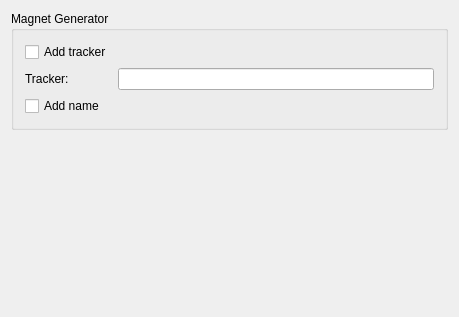
First picture: the form in plugins/magnetgenerator/magnetgeneratorprefwidget.ui, repository KDE/ktorrent, before the edit.
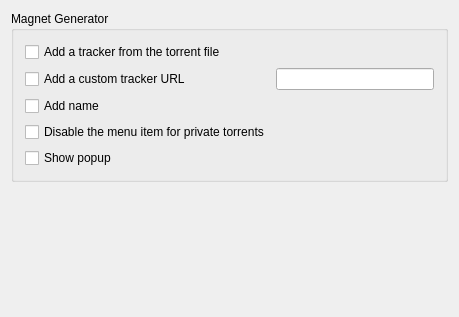
Second picture: the form after the edit.

```diff
--- a/plugins/magnetgenerator/magnetgeneratorprefwidget.ui
+++ b/plugins/magnetgenerator/magnetgeneratorprefwidget.ui
@@ -40,17 +40,17 @@
 		   <string>Toggles if the tracker will be a part of the magnet link</string>
 		  </property>
 		  <property name="text">
-		   <string>Add tracker</string>
+           <string>Add a tracker from the torrent file</string>
 		  </property>
 		 </widget>
 		</item>
         <item row="2" column="0">
-         <widget class="QLabel" name="textLabelx5">
-          <property name="text">
-           <string>Tracker:</string>
+         <widget class="QCheckBox" name="kcfg_customtracker">
+          <property name="toolTip">
+           <string>Define what tracker to add</string>
           </property>
-          <property name="wordWrap">
-           <bool>false</bool>
+          <property name="text">
+           <string>Add a custom tracker URL</string>
           </property>
          </widget>
         </item>
@@ -71,13 +71,13 @@
 		  </property>
 		 </widget>
 		</item>
-		<!-- <item row="4" column="0">
-		 <widget class="QCheckBox" name="kcfg_clipboard">
+        <item row="4" column="0">
+         <widget class="QCheckBox" name="kcfg_onlypublic">
 		  <property name="toolTip">
 		   <string>Copy the generated URI to the clipboard</string>
 		  </property>
 		  <property name="text">
-		   <string>Copy to clipboard</string>
+           <string>Disable the menu item for private torrents</string>
 		  </property>
 		 </widget>
 		</item>
@@ -90,7 +90,7 @@
 		   <string>Show popup</string>
 		  </property>
 		 </widget>
-		</item>-->
+        </item>
        </layout>
       </item>
      </layout>
```
Left out of the diff: 8 changed lines with no effect on the pictures. Lines whose indentation alone changed are shown as unchanged.
